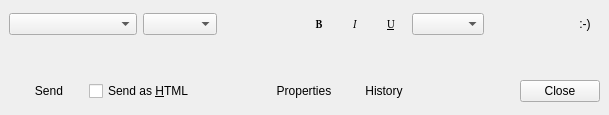
First picture: the form in modules/chat/rzxchatui_mac.ui, repository Fruneau/qRezix, before the edit.
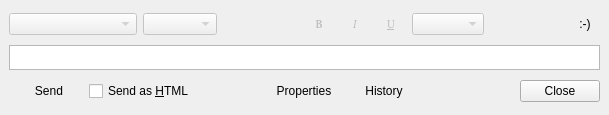
Second picture: the form after the edit. Custom widgets are drawn as their Qt base class.

```diff
--- a/modules/chat/rzxchatui_mac.ui
+++ b/modules/chat/rzxchatui_mac.ui
@@ -40,6 +40,9 @@
      </property>
      <item>
       <widget class="QComboBox" name="cbFontSelect" >
+       <property name="enabled" >
+        <bool>false</bool>
+       </property>
        <property name="sizePolicy" >
         <sizepolicy>
          <hsizetype>3</hsizetype>
@@ -58,6 +61,9 @@
      </item>
      <item>
       <widget class="QComboBox" name="cbSize" >
+       <property name="enabled" >
+        <bool>false</bool>
+       </property>
        <property name="sizePolicy" >
         <sizepolicy>
          <hsizetype>0</hsizetype>
@@ -95,6 +101,9 @@
      </item>
      <item>
       <widget class="QToolButton" name="btnBold" >
+       <property name="enabled" >
+        <bool>false</bool>
+       </property>
        <property name="minimumSize" >
         <size>
          <width>30</width>
@@ -131,6 +140,9 @@
      </item>
      <item>
       <widget class="QToolButton" name="btnItalic" >
+       <property name="enabled" >
+        <bool>false</bool>
+       </property>
        <property name="minimumSize" >
         <size>
          <width>30</width>
@@ -167,6 +179,9 @@
      </item>
      <item>
       <widget class="QToolButton" name="btnUnderline" >
+       <property name="enabled" >
+        <bool>false</bool>
+       </property>
        <property name="minimumSize" >
         <size>
          <width>30</width>
@@ -202,7 +217,11 @@
       </widget>
      </item>
      <item>
-      <widget class="QComboBox" name="cbColorSelect" />
+      <widget class="QComboBox" name="cbColorSelect" >
+       <property name="enabled" >
+        <bool>false</bool>
+       </property>
+      </widget>
      </item>
      <item>
       <spacer>
@@ -461,7 +480,7 @@
  <customwidgets>
   <customwidget>
    <class>RzxTextEdit</class>
-   <extends></extends>
+   <extends>QTextEdit</extends>
    <header>rzxtextedit.h</header>
    <container>0</container>
    <pixmap></pixmap>
```
